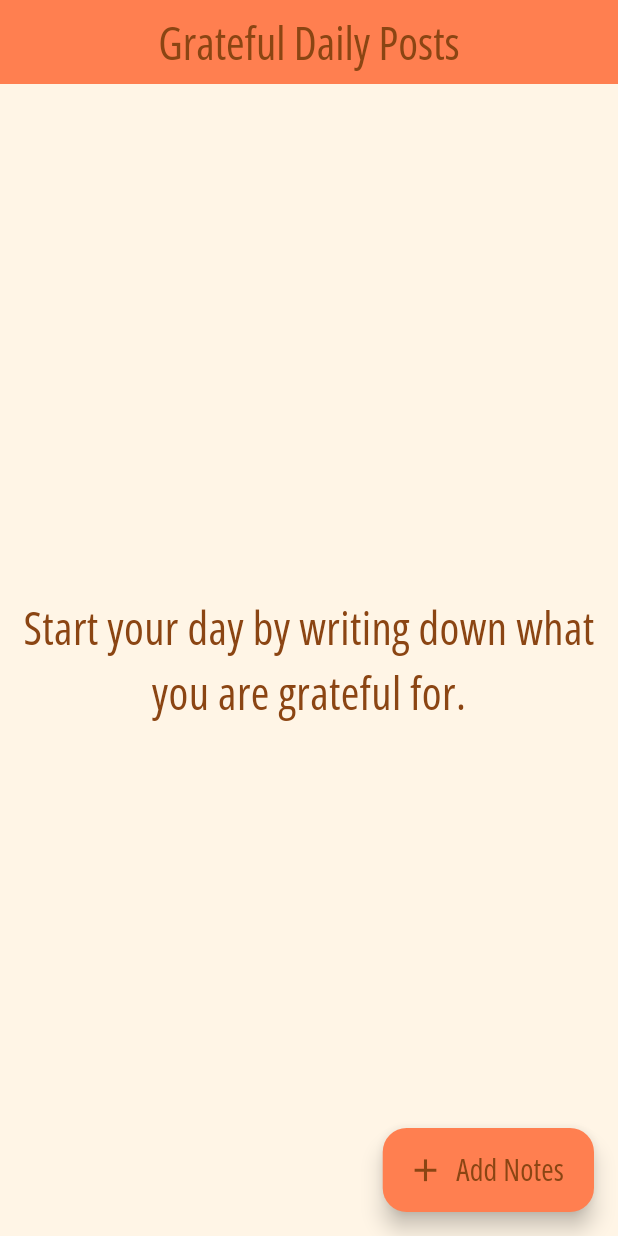
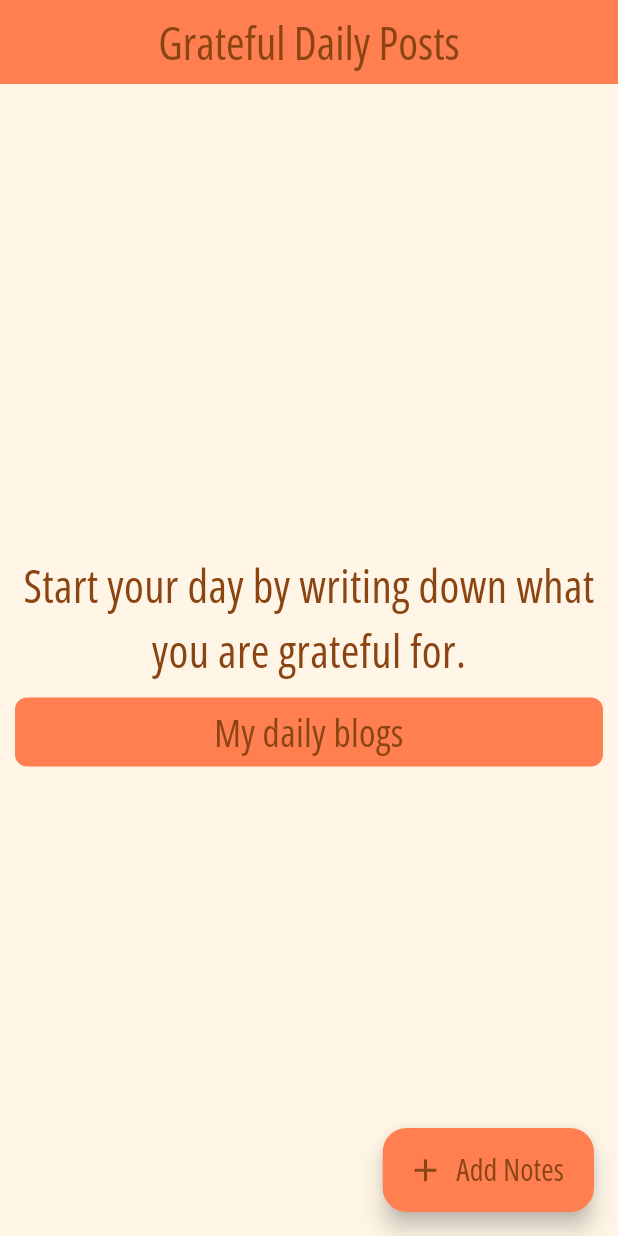
Before and after one commit to Alaanaser714/Gratify-Journal, a Flutter app: the screen it shows after launch, on a phone screen of 412 x 824 dp. Run offline on Flutter 3.47's test engine with Material 3 defaults, Android fonts, the phone set to English and light mode, and no system bars; our stand-ins replace flutter_bloc, hive, hive_flutter; accounts and stored records are empty.

Commit message:
finished write notes screen

```diff
--- a/lib/views/screens/writes_notes_screen.dart
+++ b/lib/views/screens/writes_notes_screen.dart
@@ -1,7 +1,9 @@
-// ignore_for_file: prefer_const_constructors
+// ignore_for_file: prefer_const_constructors, prefer_const_literals_to_create_immutables
 
 import 'package:flutter/material.dart';
 import 'package:note_app/constant/colors_app.dart';
+import 'package:note_app/views/screens/notes_screen.dart';
+import 'package:note_app/widgets/custom_button.dart';
 
 import '../components/custom_model_bottom_sheet.dart';
 
@@ -50,12 +52,33 @@ class WritesNotesScreen extends StatelessWidget {
         ),
       ),
       body: Center(
-        child: Text(
-          textAlign: TextAlign.center,
-          "Start your day by writing down what you are grateful for.",
-          style: TextStyle(
-            fontSize: 30,
-            color: ColorsApp.textColor,
+        child: Padding(
+          padding: const EdgeInsets.symmetric(horizontal: 10),
+          child: Column(
+            mainAxisAlignment: MainAxisAlignment.center,
+            children: [
+              Text(
+                textAlign: TextAlign.center,
+                "Start your day by writing down what you are grateful for.",
+                style: TextStyle(
+                  fontSize: 30,
+                  color: ColorsApp.textColor,
+                ),
+              ),
+              SizedBox(
+                height: 10,
+              ),
+              CustomButton(
+                title: "My daily blogs",
+                onTap: () {
+                  Navigator.pushReplacement(
+                      context,
+                      MaterialPageRoute(
+                        builder: (context) => NotesScreen(),
+                      ));
+                },
+              )
+            ],
           ),
         ),
       ),
--- a/lib/widgets/custom_button.dart
+++ b/lib/widgets/custom_button.dart
@@ -30,7 +30,9 @@ class CustomButton extends StatelessWidget {
                 height: 25,
                 child: CircularProgressIndicator(),
               ))
-            : Text(
+            : Padding(
+                padding: const EdgeInsets.symmetric(vertical: 5),
+                child: Text(
                   title,
                   textAlign: TextAlign.center,
                   style: const TextStyle(
@@ -40,6 +42,7 @@ class CustomButton extends StatelessWidget {
                   ),
                 ),
               ),
+      ),
     );
   }
 }
```
Lines whose indentation alone changed are shown as unchanged.
